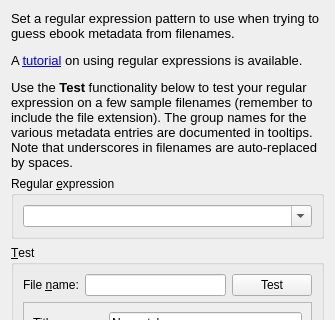
First picture: the form in src/calibre/gui2/filename_pattern.ui, repository debian-calibre/calibre, before the edit; both pictures show x 0 to 335 and y 0 to 320 of the 335 by 570 pixel window.
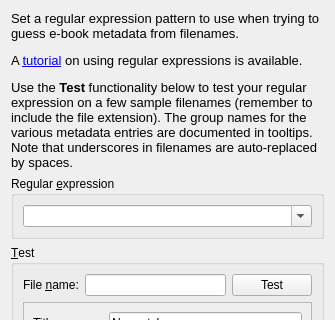
Second picture: the form after the edit.

```diff
--- a/src/calibre/gui2/filename_pattern.ui
+++ b/src/calibre/gui2/filename_pattern.ui
@@ -18,7 +18,7 @@
     <widget class="QLabel" name="help_label">
      <property name="text">
       <string>&lt;div style=&quot;font-size:10pt;&quot;&gt;
-&lt;p&gt;Set a regular expression pattern to use when trying to guess ebook metadata from filenames. &lt;/p&gt;
+&lt;p&gt;Set a regular expression pattern to use when trying to guess e-book metadata from filenames. &lt;/p&gt;
 &lt;p&gt;A &lt;a href=&quot;%s&quot;&gt;tutorial&lt;/a&gt; on using regular expressions is available.&lt;/p&gt;
 &lt;p&gt;Use the &lt;b&gt;Test&lt;/b&gt; functionality below to test your regular expression on a few sample filenames (remember to include the file extension). The group names for the various metadata entries are documented in tooltips. Note that underscores in filenames are auto-replaced by spaces.&lt;/p&gt;&lt;/div&gt;</string>
      </property>
```
